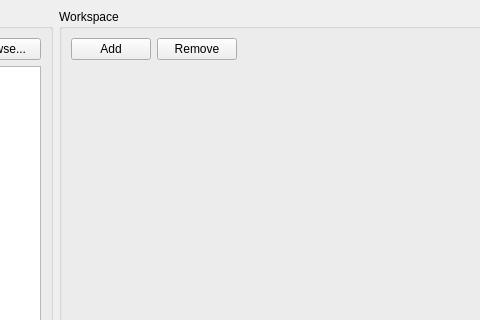
Qt form gui/WasteOptimiserGUI.ui (Papooch/WasteOptimiser) before a commit; both pictures show x 156 to 636 and y 0 to 320 of the 867 by 593 pixel window.
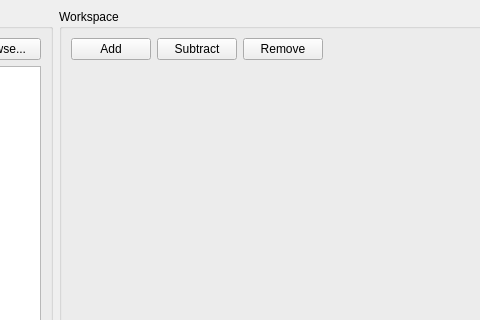
The same form after that commit.

Commit message: Drawing, subtracting and deleting of holes works

```diff
--- a/gui/WasteOptimiserGUI.ui
+++ b/gui/WasteOptimiserGUI.ui
@@ -128,6 +128,13 @@
              </property>
             </widget>
            </item>
+           <item>
+            <widget class="QPushButton" name="pb_workspace_subtract">
+             <property name="text">
+              <string>Subtract</string>
+             </property>
+            </widget>
+           </item>
            <item>
             <widget class="QPushButton" name="pb_workspace_remove">
              <property name="text">
```
The commit also changes 2 other files.
